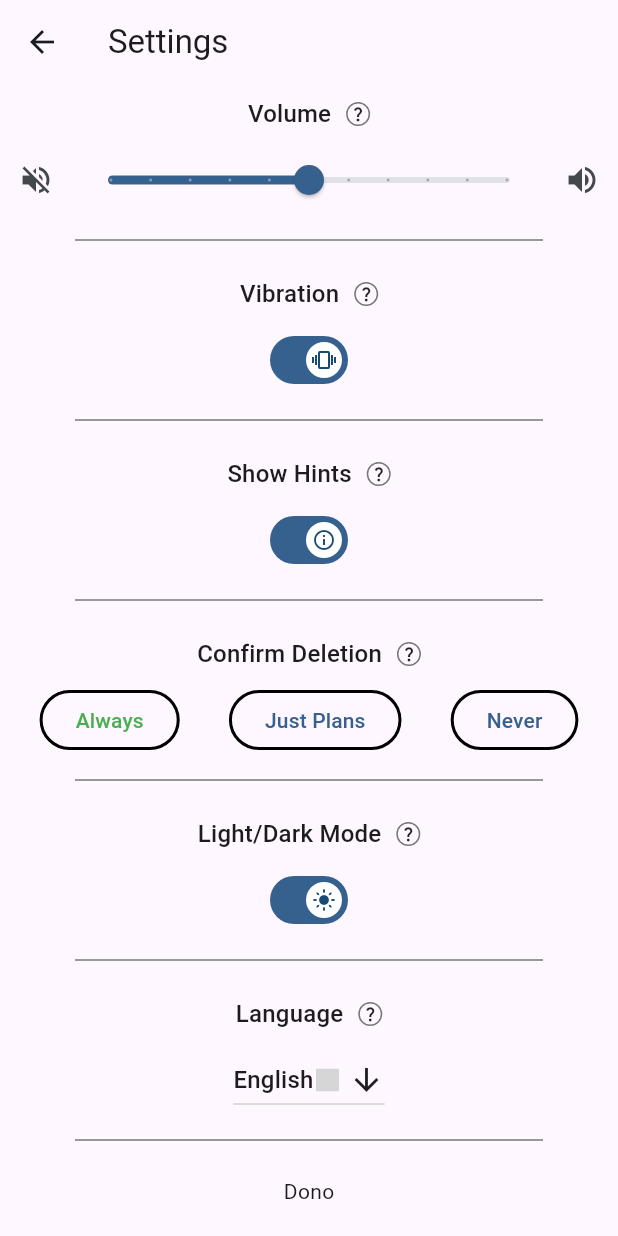
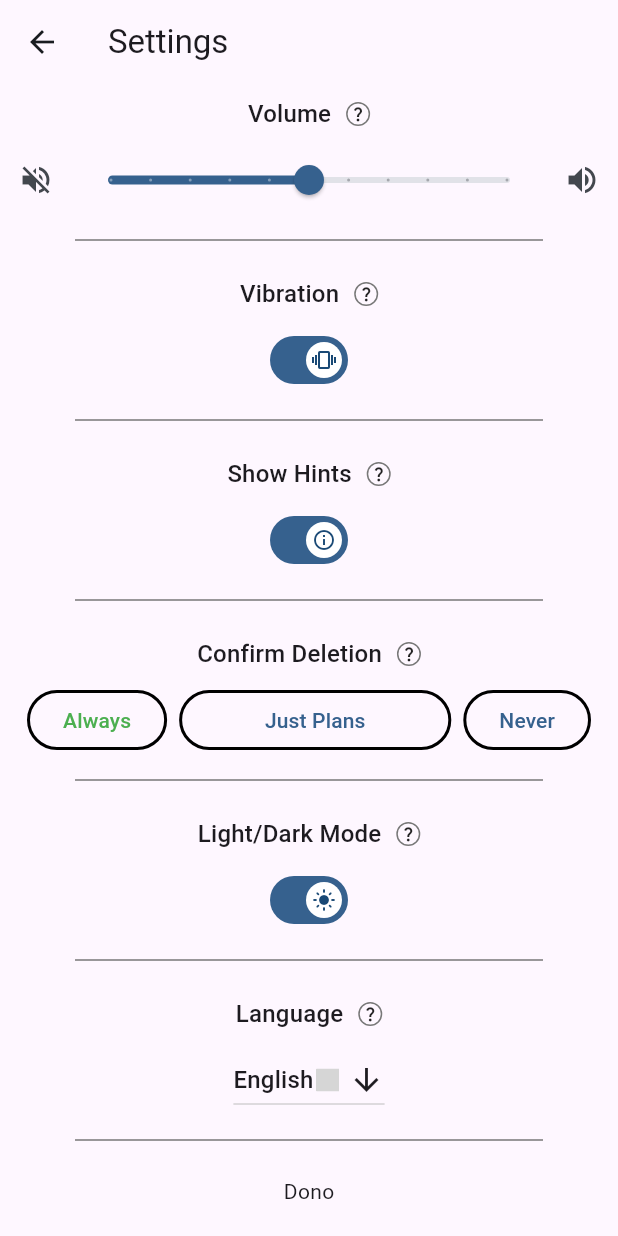
Before and after one commit to Rollemann/WorkoutTemplateApp, a Flutter app: the SettingsScreen screen opened directly, on a phone screen of 412 x 824 dp. Run offline on Flutter 3.47's test engine with Material 3 defaults, Android fonts, the phone set to English and light mode, and no system bars; our stand-ins replace flutter_riverpod, shared_preferences; missing offline and left inert: country_flags; accounts and stored records are empty; generated files the repository leaves out were written again; grey boxes are pictures that could not be loaded.

Commit message:
style und translation

```diff
--- a/workouttemplateapp/lib/app.dart
+++ b/workouttemplateapp/lib/app.dart
@@ -144,6 +144,7 @@ class _AppState extends ConsumerState<App> {
 - Style alles (Tag / Nacht Modus) alles nochmal checken
 - raus mit der special liste (reorder und animation)
 - Alle übersetzungen checken
+- Beschreibungen der Settings checken
 
 (- Verschiedene Farben als Themes)
 (- Verschiedene Farben für verschiedene Pläne)
--- a/workouttemplateapp/lib/screens/settings_widgets/deletion_type_widget.dart
+++ b/workouttemplateapp/lib/screens/settings_widgets/deletion_type_widget.dart
@@ -1,4 +1,6 @@
+import 'package:flutter/cupertino.dart';
 import 'package:flutter/material.dart';
+import 'package:flutter/widgets.dart';
 import 'package:flutter_gen/gen_l10n/app_localizations.dart';
 import 'package:flutter_riverpod/flutter_riverpod.dart';
 import 'package:workouttemplateapp/providers/settings_provider.dart';
@@ -29,15 +31,17 @@ class _DeletionTypeWidgetState extends ConsumerState<DeletionTypeWidget> {
             ),
           ),
           Row(
-            mainAxisAlignment: MainAxisAlignment.spaceAround,
+            mainAxisAlignment: MainAxisAlignment.spaceBetween,
             children: [
-              OutlinedButton(
+              Padding(
+                padding: const EdgeInsets.symmetric(horizontal: 8.0),
+                child: OutlinedButton(
                   onPressed: () {
                     ref.read(deletionTypeProvider.notifier).state =
                         DeletionTypes.always;
                   },
                   child: Text(
-                  "Always",
+                    AppLocalizations.of(context)!.confirmDeletionAlways,
                     style: (deletionType == DeletionTypes.always)
                         ? const TextStyle(
                             color: Colors.green,
@@ -45,13 +49,16 @@ class _DeletionTypeWidgetState extends ConsumerState<DeletionTypeWidget> {
                         : const TextStyle(),
                   ),
                 ),
-              OutlinedButton(
+              ),
+              Expanded(
+                child: OutlinedButton(
                   onPressed: () {
                     ref.read(deletionTypeProvider.notifier).state =
                         DeletionTypes.plans;
                   },
                   child: Text(
-                  "Just Plans",
+                    AppLocalizations.of(context)!.confirmDeletionJustPlans,
+                    textAlign: TextAlign.center,
                     style: (deletionType == DeletionTypes.plans)
                         ? const TextStyle(
                             color: Colors.green,
@@ -59,18 +66,22 @@ class _DeletionTypeWidgetState extends ConsumerState<DeletionTypeWidget> {
                         : const TextStyle(),
                   ),
                 ),
-              OutlinedButton(
+              ),
+              Padding(
+                padding: const EdgeInsets.symmetric(horizontal: 8.0),
+                child: OutlinedButton(
                   onPressed: () {
                     ref.read(deletionTypeProvider.notifier).state =
                         DeletionTypes.never;
                   },
                   child: Text(
-                  "Never",
+                    AppLocalizations.of(context)!.confirmDeletionNever,
                     style: (deletionType == DeletionTypes.never)
                         ? const TextStyle(
                             color: Colors.green,
                           )
                         : const TextStyle(),
+                  ),
                 ),
               ),
             ],
```
Also changed, not shown: workouttemplateapp/lib/l10n/app_de.arb (+9 -1 lines), workouttemplateapp/lib/l10n/app_en.arb (+9 -1 lines), workouttemplateapp/lib/l10n/app_es.arb (+9 -1 lines), workouttemplateapp/lib/screens/main_widgets/template_settings.dart (+10 -9 lines), workouttemplateapp/lib/screens/plan_settings_widgets/plan_settings_content.dart (+9 -9 lines). Lines whose indentation alone changed are shown as unchanged.
